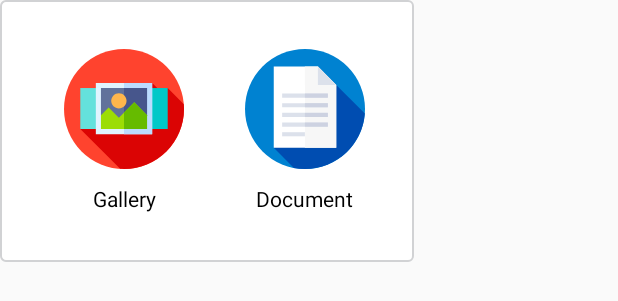
After one commit to pradeep2424/SMSSender, an Android app: the layout layout_upload_media_window.xml on its own in the app's theme, with its tools: preview values and no code run, on a phone screen of 412 x 824 dp. The commit adds this screen. Shown: the top 301 px of the screen. Run offline under Robolectric (Android 15) with nearby library versions, the phone set to English and light mode, and no system bars.

Commit message:
new commit

```diff
--- a/app/src/main/java/com/smser/smssender/comman/Constants.java
+++ b/app/src/main/java/com/smser/smssender/comman/Constants.java
@@ -9,7 +9,7 @@ public interface Constants {
     String SECONDSWITCH = "second";
     String THIRDSWITCH = "third";
     String WHATSAPPSWITCH = "whatsApp";
-    String  WHATSAPPS_TEMPLATE_IMAGE = "whatsAppTemplateImage";
+    String  WHATSAPPS_TEMPLATE_DOCUMENT = "whatsAppTemplateDocument";
     String USERID = "userId";
     String PASSWORD = "password";
     String SENDERID = "senderId";
--- /dev/null
+++ b/app/src/main/res/drawable/bg_roundrect_white_border.xml
@@ -0,0 +1,19 @@
+<?xml version="1.0" encoding="UTF-8"?>
+<shape xmlns:android="http://schemas.android.com/apk/res/android"
+    android:shape="rectangle" >
+
+    <stroke
+        android:width="1dp"
+        android:color="@color/bg_gray_divider" />
+
+    <corners android:radius="3dp" />
+
+    <padding
+        android:bottom="2dp"
+        android:left="2dp"
+        android:right="2dp"
+        android:top="2dp" />
+
+    <solid android:color="@color/white" />
+
+</shape>
--- /dev/null
+++ b/app/src/main/res/drawable/ic_dialog_document.xml
@@ -0,0 +1,57 @@
+<vector xmlns:android="http://schemas.android.com/apk/res/android"
+    android:width="512dp"
+    android:height="512dp"
+    android:viewportWidth="512"
+    android:viewportHeight="512">
+
+    <path
+        android:fillColor="#0082D1"
+        android:pathData="M256,256m-256,0a256,256 0,1 1,512 0a256,256 0,1 1,-512 0" />
+    <path
+        android:fillColor="#004DB1"
+        android:pathData="M511.28,275.28L389.333,153.333L122.667,421.5l86.142,86.142C224.106,510.493 239.876,512 256,512C390.899,512 501.422,407.659 511.28,275.28z" />
+
+    <!--    <path-->
+<!--        android:fillColor="#FF432E"-->
+<!--        android:pathData="M256,256m-256,0a256,256 0,1 1,512 0a256,256 0,1 1,-512 0" />-->
+<!--    <path-->
+<!--        android:fillColor="#DB0404"-->
+<!--        android:pathData="M511.28,275.28L389.333,153.333L122.667,421.5l86.142,86.142C224.106,510.493 239.876,512 256,512C390.899,512 501.422,407.659 511.28,275.28z" />-->
+<!--   -->
+    <path
+        android:fillColor="#FFFFFF"
+        android:pathData="M311,75l-188.333,0l0,346.5l266.666,0l0,-268.167z" />
+    <path
+        android:fillColor="#F7F7F7"
+        android:pathData="M389.333,153.333l-78.333,-78.333l-55.429,0l0,346.5l133.762,0z" />
+    <path
+        android:fillColor="#DCE1EB"
+        android:pathData="M311,153.333l78.333,0l-78.333,-78.333z" />
+    <path
+        android:fillColor="#DCE1EB"
+        android:pathData="M158.5,190h195v17.5h-195z" />
+    <path
+        android:fillColor="#CDD2E1"
+        android:pathData="M255.57,190h97.93v17.5h-97.93z" />
+    <path
+        android:fillColor="#DCE1EB"
+        android:pathData="M158.5,231.25h195v17.5h-195z" />
+    <path
+        android:fillColor="#CDD2E1"
+        android:pathData="M255.57,231.25h97.93v17.5h-97.93z" />
+    <path
+        android:fillColor="#DCE1EB"
+        android:pathData="M158.5,272.5h195v17.5h-195z" />
+    <path
+        android:fillColor="#CDD2E1"
+        android:pathData="M255.57,272.5h97.93v17.5h-97.93z" />
+    <path
+        android:fillColor="#DCE1EB"
+        android:pathData="M158.5,313.75h195v17.5h-195z" />
+    <path
+        android:fillColor="#CDD2E1"
+        android:pathData="M255.57,313.75h97.93v17.5h-97.93z" />
+    <path
+        android:fillColor="#DCE1EB"
+        android:pathData="M158.5,355h97.07v17.5h-97.07z" />
+</vector>
--- /dev/null
+++ b/app/src/main/res/drawable/ic_dialog_gallery.xml
@@ -0,0 +1,49 @@
+<vector xmlns:android="http://schemas.android.com/apk/res/android"
+    android:width="512dp"
+    android:height="512dp"
+    android:viewportWidth="512"
+    android:viewportHeight="512">
+
+    <path
+        android:fillColor="#FF432E"
+        android:pathData="M256,256m-256,0a256,256 0,1 1,512 0a256,256 0,1 1,-512 0" />
+    <path
+        android:fillColor="#DB0404"
+        android:pathData="M420.248,188.811l-44.063,-44.063l-89.433,89.433l-54.99,-54.99L69.544,341.41l170.052,170.052C245.021,511.805 250.488,512 256,512c141.385,0 256,-114.615 256,-256c0,-6.965 -0.289,-13.862 -0.835,-20.687l-68.709,-68.709L420.248,188.811z" />
+
+
+    <!--    <path-->
+<!--        android:fillColor="#FF641A"-->
+<!--        android:pathData="M256,256m-256,0a256,256 0,1 1,512 0a256,256 0,1 1,-512 0" />-->
+<!--    <path-->
+<!--        android:fillColor="#F03800"-->
+<!--        android:pathData="M420.248,188.811l-44.063,-44.063l-89.433,89.433l-54.99,-54.99L69.544,341.41l170.052,170.052C245.021,511.805 250.488,512 256,512c141.385,0 256,-114.615 256,-256c0,-6.965 -0.289,-13.862 -0.835,-20.687l-68.709,-68.709L420.248,188.811z" />-->
+<!--  -->
+    <path
+        android:fillColor="#64E1DC"
+        android:pathData="M69.535,166.595h88.134v174.811h-88.134z" />
+    <path
+        android:fillColor="#00C8C8"
+        android:pathData="M354.331,166.595h88.134v174.811h-88.134z" />
+    <path
+        android:fillColor="#E0F4FF"
+        android:pathData="M135.818,144.743v218.514h240.365V144.743H135.818z" />
+    <path
+        android:fillColor="#BBDCFF"
+        android:pathData="M256,144.743h120.183v218.514h-120.183z" />
+    <path
+        android:fillColor="#61729B"
+        android:pathData="M354.331,166.595l0,115.593l-54.628,32.777l-109.257,0l-32.777,-32.777l0,-115.593z" />
+    <path
+        android:fillColor="#47568C"
+        android:pathData="M354.331,166.595l0,115.593l-54.628,32.777l-43.703,0l0,-148.37z" />
+    <path
+        android:fillColor="#FFB64C"
+        android:pathData="M234.149,254c-18.074,0 -32.777,-14.703 -32.777,-32.777c0,-18.074 14.703,-32.777 32.777,-32.777c18.074,0 32.777,14.703 32.777,32.777C266.926,239.297 252.223,254 234.149,254z" />
+    <path
+        android:fillColor="#9CDD05"
+        android:pathData="M354.331,282.188l0,59.217l-196.662,0l0,-59.217l32.777,-32.777l43.703,43.702l65.554,-65.554z" />
+    <path
+        android:fillColor="#66BB00"
+        android:pathData="M354.331,282.188l0,59.217l-98.331,0l0,-70.143l43.703,-43.703z" />
+</vector>
--- /dev/null
+++ b/app/src/main/res/layout/layout_upload_media_window.xml
@@ -0,0 +1,67 @@
+<?xml version="1.0" encoding="utf-8"?>
+<RelativeLayout xmlns:android="http://schemas.android.com/apk/res/android"
+    android:layout_width="wrap_content"
+    android:layout_height="wrap_content"
+    android:layout_centerVertical="true"
+    android:background="@drawable/bg_roundrect_white_border">
+
+    <LinearLayout
+        android:layout_width="wrap_content"
+        android:layout_height="wrap_content"
+        android:layout_centerHorizontal="true"
+        android:padding="15dp"
+        android:orientation="horizontal">
+
+        <LinearLayout
+            android:id="@+id/ll_addLogoPhoto"
+            android:layout_width="wrap_content"
+            android:layout_height="wrap_content"
+            android:gravity="center"
+            android:padding="15dp"
+            android:orientation="vertical">
+
+            <ImageView
+                android:layout_width="80dp"
+                android:layout_height="80dp"
+                android:src="@drawable/ic_dialog_gallery" />
+
+            <TextView
+                android:id="@+id/tv_photo"
+                android:layout_width="wrap_content"
+                android:layout_height="wrap_content"
+                android:minWidth="100dp"
+                android:gravity="center_horizontal"
+                android:layout_marginTop="10dp"
+                android:text="@string/gallery"
+                android:textColor="@color/black"
+                android:textSize="14sp"
+                android:visibility="visible" />
+
+        </LinearLayout>
+
+        <LinearLayout
+            android:id="@+id/ll_addLogoURL"
+            android:layout_width="wrap_content"
+            android:layout_height="wrap_content"
+            android:gravity="center"
+            android:padding="15dp"
+            android:orientation="vertical">
+
+            <ImageView
+                android:layout_width="80dp"
+                android:layout_height="80dp"
+                android:src="@drawable/ic_dialog_document" />
+
+            <TextView
+                android:id="@+id/tv_insertFromURL"
+                android:layout_width="wrap_content"
+                android:layout_height="wrap_content"
+                android:gravity="center_horizontal"
+                android:layout_marginTop="10dp"
+                android:text="@string/document"
+                android:textColor="@color/black"
+                android:textSize="14sp" />
+
+        </LinearLayout>
+    </LinearLayout>
+</RelativeLayout>
--- a/app/src/main/res/values/colors.xml
+++ b/app/src/main/res/values/colors.xml
@@ -5,4 +5,8 @@
     <color name="colorAccent">#D81B60</color>
 
     <color name="black_overlay">#66000000</color>
+
+    <color name="bg_gray_divider">#d1d2d4</color>
+    <color name="white">#FFFFFF</color>
+    <color name="black">#000000</color>
 </resources>
--- a/app/src/main/res/values/strings.xml
+++ b/app/src/main/res/values/strings.xml
@@ -113,4 +113,7 @@
         <!--\nmiracleinfotech@ymail.com,\n9021167662</string>-->
     <string name="default_msg">Thanks for getting connected with us..</string>
 
+    <string name="gallery">Gallery</string>
+    <string name="document">Document</string>
+
 </resources>
```
Also changed, not shown: app/build.gradle (+10 -3 lines), app/src/main/java/com/smser/smssender/SmsTemplateFragment.java (+176 -102 lines), app/src/main/java/com/smser/smssender/service/CallerService.java (+120 -44 lines), 10 other files.
